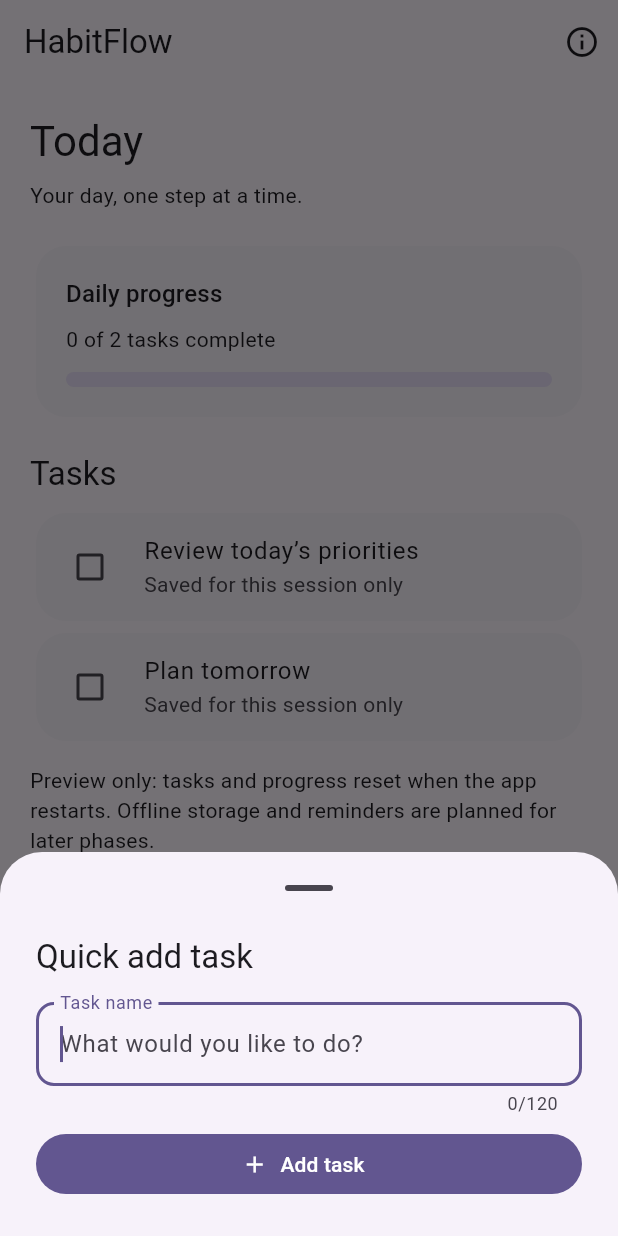
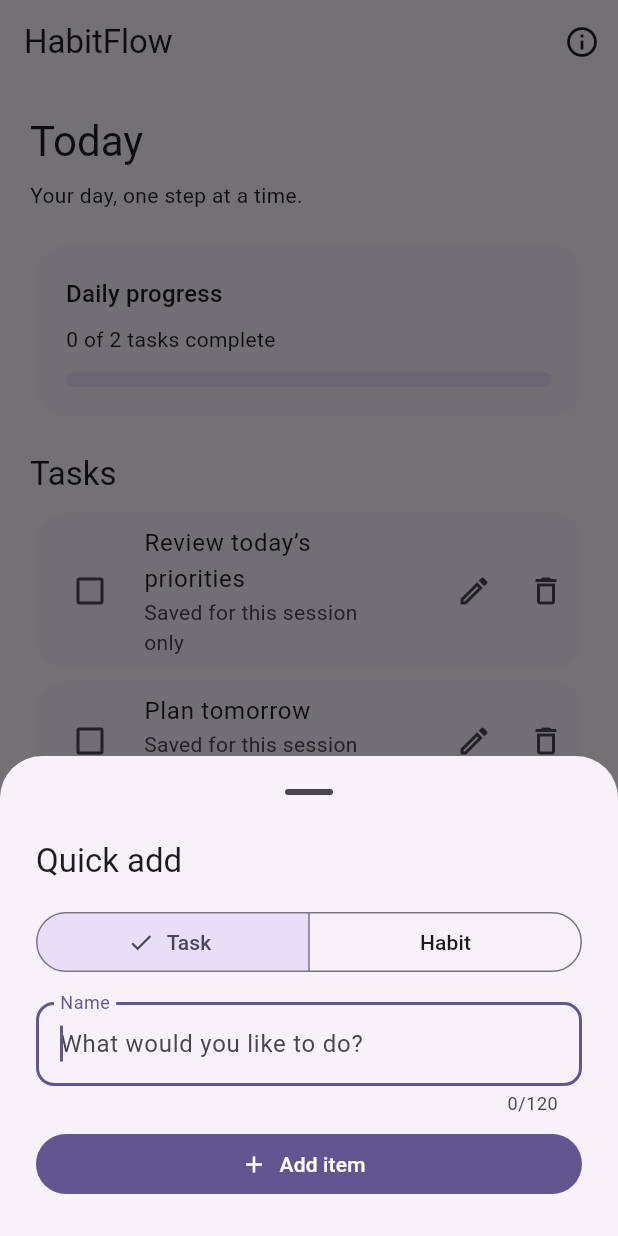
Before and after one commit to InKunalMahajan/HabitFlow, a Flutter app: the screen it shows after launch, after a tap on "Add", on a phone screen of 412 x 824 dp. Run offline on Flutter 3.47's test engine with Material 3 defaults, Android fonts, the phone set to English and light mode, and no system bars.

Commit message:
Phase 03D: implement session task and habit management

```diff
--- a/app/lib/main.dart
+++ b/app/lib/main.dart
@@ -1,5 +1,6 @@
 import 'package:flutter/material.dart';
 import 'core/theme/app_theme.dart';
+import 'features/entries/entry_store.dart';
 
 void main() => runApp(const HabitFlowApp());
 
@@ -7,8 +8,7 @@ class HabitFlowApp extends StatelessWidget {
   const HabitFlowApp({super.key});
 
   @override
-  Widget build(BuildContext context) {
-    return MaterialApp(
+  Widget build(BuildContext context) => MaterialApp(
         title: 'HabitFlow',
         debugShowCheckedModeBanner: false,
         theme: AppTheme.light,
@@ -17,9 +17,7 @@ class HabitFlowApp extends StatelessWidget {
         home: const HabitFlowShell(),
       );
 }
-}
 
-/// Phase 03 shell. Sample content is in memory and resets on restart.
 class HabitFlowShell extends StatefulWidget {
   const HabitFlowShell({super.key});
 
@@ -28,9 +26,10 @@ class HabitFlowShell extends StatefulWidget {
 }
 
 class _HabitFlowShellState extends State<HabitFlowShell> {
+  final EntryStore _store = EntryStore()
+    ..add('Review today’s priorities', EntryKind.task)
+    ..add('Plan tomorrow', EntryKind.task);
   int _selected = 0;
-  final List<String> _tasks = ['Review today’s priorities', 'Plan tomorrow'];
-  final Set<String> _completed = {};
   static const _titles = ['Today', 'Planner', 'Goals', 'Insights'];
   static const _icons = [
     Icons.today_outlined,
@@ -39,60 +38,108 @@ class _HabitFlowShellState extends State<HabitFlowShell> {
     Icons.insights_outlined,
   ];
 
-  Future<void> _quickAdd() async {
-    final controller = TextEditingController();
+  Future<void> _editEntry({FlowEntry? entry}) async {
+    final controller = TextEditingController(text: entry?.title ?? '');
+    var kind = entry?.kind ?? EntryKind.task;
+    String? error;
     try {
       await showModalBottomSheet<void>(
         context: context,
         isScrollControlled: true,
         showDragHandle: true,
-        builder: (sheetContext) => Padding(
+        builder: (sheetContext) => StatefulBuilder(
+          builder: (sheetContext, updateSheet) => Padding(
             padding: EdgeInsets.fromLTRB(
               24, 8, 24, MediaQuery.viewInsetsOf(sheetContext).bottom + 24,
             ),
             child: SafeArea(
               top: false,
+              child: SingleChildScrollView(
                 child: Column(
                   mainAxisSize: MainAxisSize.min,
                   crossAxisAlignment: CrossAxisAlignment.stretch,
                   children: [
-                Text('Quick add task',
+                    Text(entry == null ? 'Quick add' : 'Edit item',
                         style: Theme.of(sheetContext).textTheme.titleLarge),
                     const SizedBox(height: 16),
+                    if (entry == null)
+                      SegmentedButton<EntryKind>(
+                        segments: const [
+                          ButtonSegment(value: EntryKind.task, label: Text('Task')),
+                          ButtonSegment(value: EntryKind.habit, label: Text('Habit')),
+                        ],
+                        selected: {kind},
+                        onSelectionChanged: (value) =>
+                            updateSheet(() => kind = value.first),
+                      ),
+                    const SizedBox(height: 16),
                     TextField(
+                      key: const Key('entry-name'),
                       controller: controller,
                       autofocus: true,
                       maxLength: 120,
                       textCapitalization: TextCapitalization.sentences,
-                  decoration: const InputDecoration(
-                    labelText: 'Task name',
+                      decoration: InputDecoration(
+                        labelText: entry == null ? 'Name' : 'Edit name',
                         hintText: 'What would you like to do?',
+                        errorText: error,
                       ),
                     ),
                     const SizedBox(height: 8),
                     FilledButton.icon(
                       onPressed: () {
-                    final value = controller.text.trim();
-                    if (value.isEmpty) return;
+                        final name = controller.text.trim();
+                        if (name.isEmpty) {
+                          updateSheet(() => error = 'Enter a name.');
+                          return;
+                        }
                         setState(() {
-                      _tasks.add(value);
+                          if (entry == null) {
+                            _store.add(name, kind);
+                          } else {
+                            _store.rename(entry.id, name);
+                          }
                           _selected = 0;
                         });
                         Navigator.pop(sheetContext);
-                    ScaffoldMessenger.of(context).showSnackBar(
-                      const SnackBar(content: Text('Task added for this session')),
-                    );
                       },
-                  icon: const Icon(Icons.add),
-                  label: const Text('Add task'),
+                      icon: Icon(entry == null ? Icons.add : Icons.save_outlined),
+                      label: Text(entry == null ? 'Add item' : 'Save changes'),
                     ),
                   ],
                 ),
               ),
             ),
+          ),
+        ),
       );
     } finally {
+      // Delay disposal until the bottom sheet's exit animation completes.
+      await Future<void>.delayed(const Duration(milliseconds: 300));
       controller.dispose();
+    }
+  }
+
+  Future<void> _deleteEntry(FlowEntry entry) async {
+    final confirmed = await showDialog<bool>(
+      context: context,
+      builder: (dialogContext) => AlertDialog(
+        title: const Text('Delete item?'),
+        content: Text('Delete "${entry.title}"? This cannot be undone.'),
+        actions: [
+          TextButton(
+            onPressed: () => Navigator.pop(dialogContext, false),
+            child: const Text('Cancel'),
+          ),
+          FilledButton(
+            onPressed: () => Navigator.pop(dialogContext, true),
+            child: const Text('Delete'),
+          ),
+        ],
+      ),
+    );
+    if (confirmed == true && mounted) {
+      setState(() => _store.remove(entry.id));
     }
   }
 
@@ -102,10 +149,6 @@ class _HabitFlowShellState extends State<HabitFlowShell> {
     final wide = width >= 600;
     final expanded = width >= 840;
     final scheme = Theme.of(context).colorScheme;
-    final content = _selected == 0
-        ? _todayPage(context)
-        : _placeholderPage(context, _titles[_selected]);
-
     return Scaffold(
       appBar: AppBar(
         title: const Text('HabitFlow'),
@@ -117,7 +160,7 @@ class _HabitFlowShellState extends State<HabitFlowShell> {
               context: context,
               applicationName: 'HabitFlow',
               children: [
-                const Text('Phase 03 preview: sample data is not saved yet.'),
+                const Text('Phase 03D: items are saved for this session only.'),
               ],
             ),
           ),
@@ -129,8 +172,11 @@ class _HabitFlowShellState extends State<HabitFlowShell> {
             NavigationRail(
               extended: expanded,
               selectedIndex: _selected,
-              onDestinationSelected: (index) => setState(() => _selected = index),
-              labelType: expanded ? NavigationRailLabelType.none : NavigationRailLabelType.all,
+              onDestinationSelected: (index) =>
+                  setState(() => _selected = index),
+              labelType: expanded
+                  ? NavigationRailLabelType.none
+                  : NavigationRailLabelType.all,
               destinations: List.generate(
                 _titles.length,
                 (index) => NavigationRailDestination(
@@ -140,14 +186,19 @@ class _HabitFlowShellState extends State<HabitFlowShell> {
                 ),
               ),
             ),
-          Expanded(child: content),
+          Expanded(
+            child: _selected == 0
+                ? _todayPage(context)
+                : _placeholderPage(context, _titles[_selected]),
+          ),
         ],
       ),
       bottomNavigationBar: wide
           ? null
           : NavigationBar(
               selectedIndex: _selected,
-              onDestinationSelected: (index) => setState(() => _selected = index),
+              onDestinationSelected: (index) =>
+                  setState(() => _selected = index),
               destinations: List.generate(
                 _titles.length,
                 (index) => NavigationDestination(
@@ -157,8 +208,8 @@ class _HabitFlowShellState extends State<HabitFlowShell> {
               ),
             ),
       floatingActionButton: FloatingActionButton.extended(
-        tooltip: 'Add a task',
-        onPressed: _quickAdd,
+        tooltip: 'Add a task or habit',
+        onPressed: _editEntry,
         icon: const Icon(Icons.add),
         label: const Text('Add'),
       ),
@@ -167,8 +218,9 @@ class _HabitFlowShellState extends State<HabitFlowShell> {
 
   Widget _todayPage(BuildContext context) {
     final theme = Theme.of(context);
-    final done = _completed.length;
-    final total = _tasks.length;
+    final tasks = _store.items.where((e) => e.kind == EntryKind.task).toList();
+    final habits = _store.items.where((e) => e.kind == EntryKind.habit).toList();
+    final done = tasks.where((e) => e.completed).length;
     return Center(
       child: ConstrainedBox(
         constraints: const BoxConstraints(maxWidth: 880),
@@ -187,14 +239,14 @@ class _HabitFlowShellState extends State<HabitFlowShell> {
                   children: [
                     Text('Daily progress', style: theme.textTheme.titleMedium),
                     const SizedBox(height: 8),
-                    Text('$done of $total tasks complete',
+                    Text('$done of ${tasks.length} tasks complete',
                         key: const Key('progress-label')),
                     const SizedBox(height: 12),
                     Semantics(
                       label: 'Daily progress',
-                      value: '$done of $total tasks complete',
+                      value: '$done of ${tasks.length} tasks complete',
                       child: LinearProgressIndicator(
-                        value: total == 0 ? 0 : done / total,
+                        value: tasks.isEmpty ? 0 : done / tasks.length,
                         minHeight: 10,
                         borderRadius: BorderRadius.circular(10),
                       ),
@@ -206,26 +258,18 @@ class _HabitFlowShellState extends State<HabitFlowShell> {
             const SizedBox(height: 20),
             Text('Tasks', style: theme.textTheme.titleLarge),
             const SizedBox(height: 8),
-            ..._tasks.map((task) => Card(
-                  key: ValueKey('task-$task'),
-                  child: CheckboxListTile(
-                    value: _completed.contains(task),
-                    title: Text(task),
-                    subtitle: const Text('Saved for this session only'),
-                    controlAffinity: ListTileControlAffinity.leading,
-                    onChanged: (checked) => setState(() {
-                      if (checked == true) {
-                        _completed.add(task);
-                      } else {
-                        _completed.remove(task);
-                      }
-                    }),
-                  ),
-                )),
-            const SizedBox(height: 12),
+            if (tasks.isEmpty) const Text('No tasks yet. Tap Add to create one.'),
+            ...tasks.map((item) => _entryTile(item)),
+            const SizedBox(height: 20),
+            Text('Habits', style: theme.textTheme.titleLarge),
+            const SizedBox(height: 8),
+            if (habits.isEmpty)
+              const Text('No habits yet. Tap Add and choose Habit.'),
+            ...habits.map((item) => _entryTile(item)),
+            const SizedBox(height: 16),
             const Text(
-              'Preview only: tasks and progress reset when the app restarts. '
-              'Offline storage and reminders are planned for later phases.',
+              'Preview only: tasks, habits and progress reset when the app '
+              'restarts. Offline storage is planned for Phase 03E.',
             ),
           ],
         ),
@@ -233,8 +277,38 @@ class _HabitFlowShellState extends State<HabitFlowShell> {
     );
   }
 
-  Widget _placeholderPage(BuildContext context, String title) {
-    return Center(
+  Widget _entryTile(FlowEntry item) => Card(
+        key: ValueKey('entry-${item.id}'),
+        child: Row(
+          children: [
+            Expanded(
+              child: CheckboxListTile(
+                value: _store.isCompleted(item),
+                title: Text(item.title),
+                subtitle: Text(item.kind == EntryKind.habit
+                    ? 'Daily habit · session only'
+                    : 'Saved for this session only'),
+                controlAffinity: ListTileControlAffinity.leading,
+                onChanged: (checked) => setState(
+                  () => _store.setCompleted(item.id, checked == true),
+                ),
+              ),
+            ),
+            IconButton(
+              tooltip: 'Edit ${item.title}',
+              icon: const Icon(Icons.edit_outlined),
+              onPressed: () => _editEntry(entry: item),
+            ),
+            IconButton(
+              tooltip: 'Delete ${item.title}',
+              icon: const Icon(Icons.delete_outline),
+              onPressed: () => _deleteEntry(item),
+            ),
+          ],
+        ),
+      );
+
+  Widget _placeholderPage(BuildContext context, String title) => Center(
         child: Padding(
           padding: const EdgeInsets.all(24),
           child: Column(
@@ -252,4 +326,3 @@ class _HabitFlowShellState extends State<HabitFlowShell> {
         ),
       );
 }
-}
```
Lines whose indentation alone changed are shown as unchanged.
